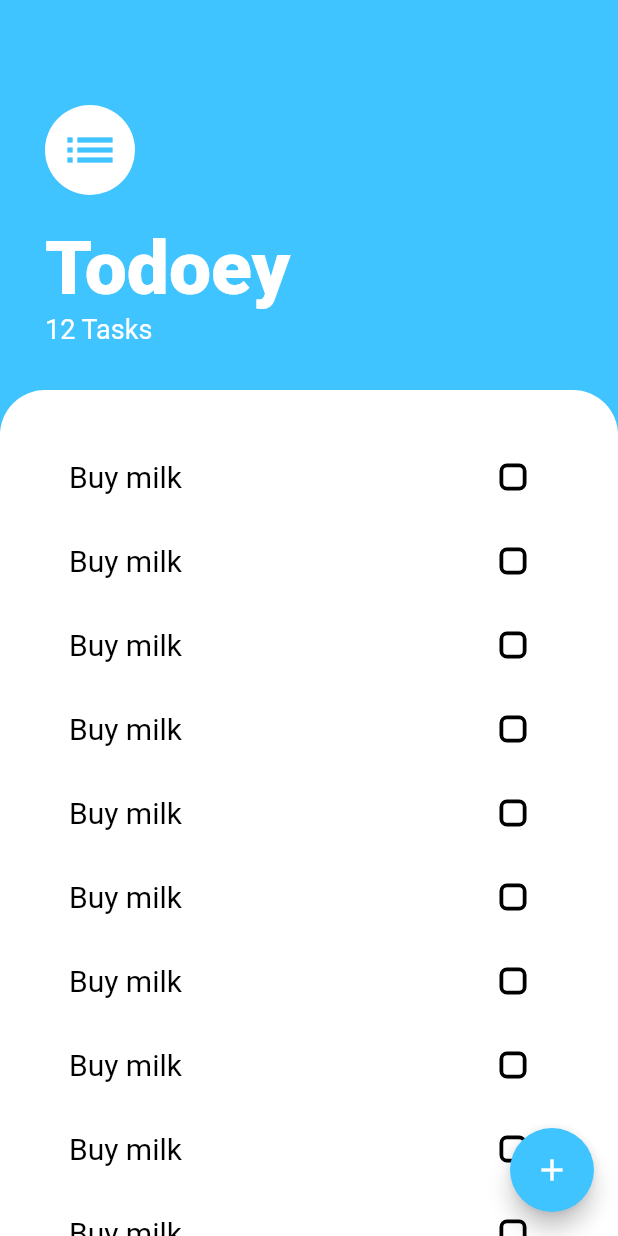
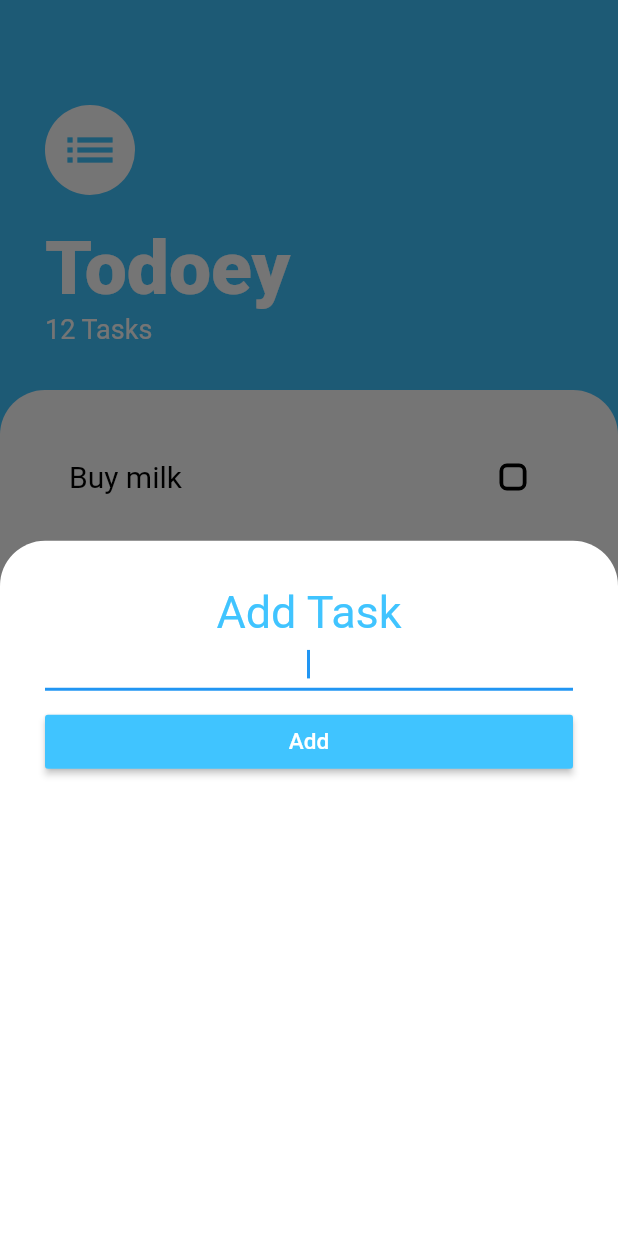
Before and after one commit to Junaed29/todo_app_flutter, a Flutter app: the screen it shows after launch, after a tap on the "add" icon, on a phone screen of 412 x 824 dp. Run offline on Flutter 3.47's test engine with Material 2 defaults, Android fonts, the phone set to English and light mode, and no system bars.

```diff
--- a/lib/screen/todos_screen.dart
+++ b/lib/screen/todos_screen.dart
@@ -6,7 +6,49 @@ class TodosScreen extends StatelessWidget {
   Widget build(BuildContext context) {
     return Scaffold(
       floatingActionButton: FloatingActionButton(
-        onPressed: () {},
+        onPressed: () {
+          showModalBottomSheet(
+            backgroundColor: const Color(0x00FFFFFF),
+            context: context,
+            builder: (context) => Container(
+              padding: const EdgeInsets.only(top: 30, left: 30, right: 30),
+              decoration: const BoxDecoration(
+                  color: Colors.white,
+                  borderRadius: BorderRadius.only(
+                      topLeft: Radius.circular(30),
+                      topRight: Radius.circular(30))),
+              child: Column(
+                crossAxisAlignment: CrossAxisAlignment.stretch,
+                children: [
+                  const Text(
+                    "Add Task",
+                    textAlign: TextAlign.center,
+                    style:
+                        TextStyle(color: Colors.lightBlueAccent, fontSize: 30),
+                  ),
+                  const TextField(
+                    autofocus: true,
+                    textAlign: TextAlign.center,
+                    decoration: InputDecoration(
+                      isDense: true,
+                    ),
+                  ),
+                  const SizedBox(
+                    height: 10,
+                  ),
+                  MaterialButton(
+                    onPressed: () {},
+                    color: Colors.lightBlueAccent,
+                    child: const Text(
+                      "Add",
+                      style: TextStyle(color: Colors.white, fontSize: 15),
+                    ),
+                  )
+                ],
+              ),
+            ),
+          );
+        },
         backgroundColor: Colors.lightBlueAccent,
         child: const Icon(Icons.add),
       ),
```
